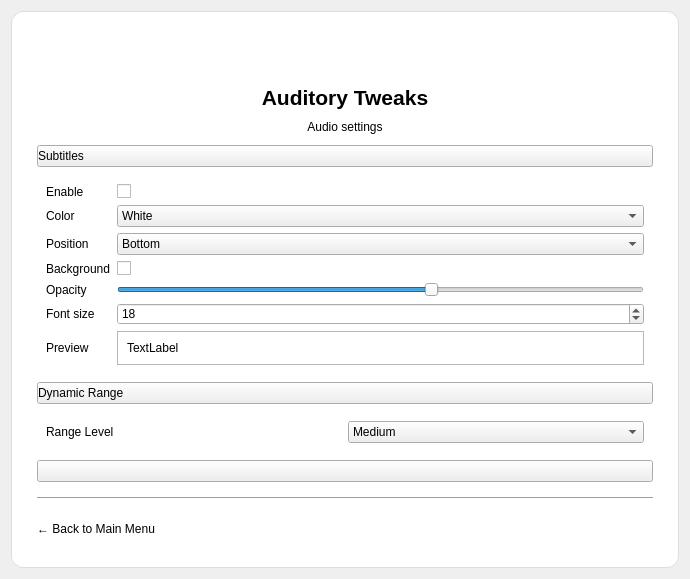
This is ui files/eg_audio_settings.ui in brettrjh/enable-games-local as Qt 5 draws it before an edit. The edited form follows.
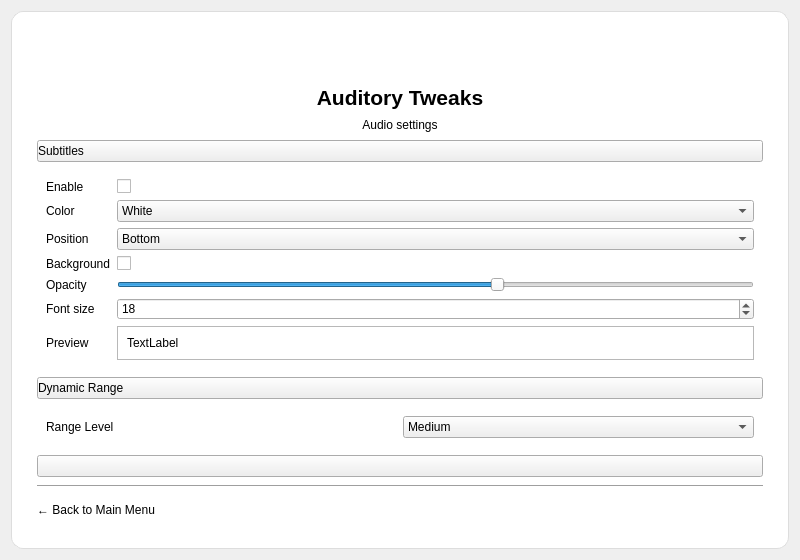
This is the edited form. Icons and pictures are not drawn.

Commit message: Unify UI window sizes

```diff
--- a/ui files/eg_audio_settings.ui
+++ b/ui files/eg_audio_settings.ui
@@ -6,10 +6,22 @@
    <rect>
     <x>0</x>
     <y>0</y>
-    <width>690</width>
-    <height>579</height>
+    <width>800</width>
+    <height>560</height>
    </rect>
   </property>
+  <property name="minimumSize">
+   <size>
+    <width>800</width>
+    <height>560</height>
+   </size>
+  </property>
+  <property name="maximumSize">
+   <size>
+    <width>800</width>
+    <height>560</height>
+   </size>
+  </property>
   <property name="windowTitle">
    <string>Form</string>
   </property>
```
Left out of the diff: 16 changed lines with no effect on the pictures. The commit also changes 6 other files.
